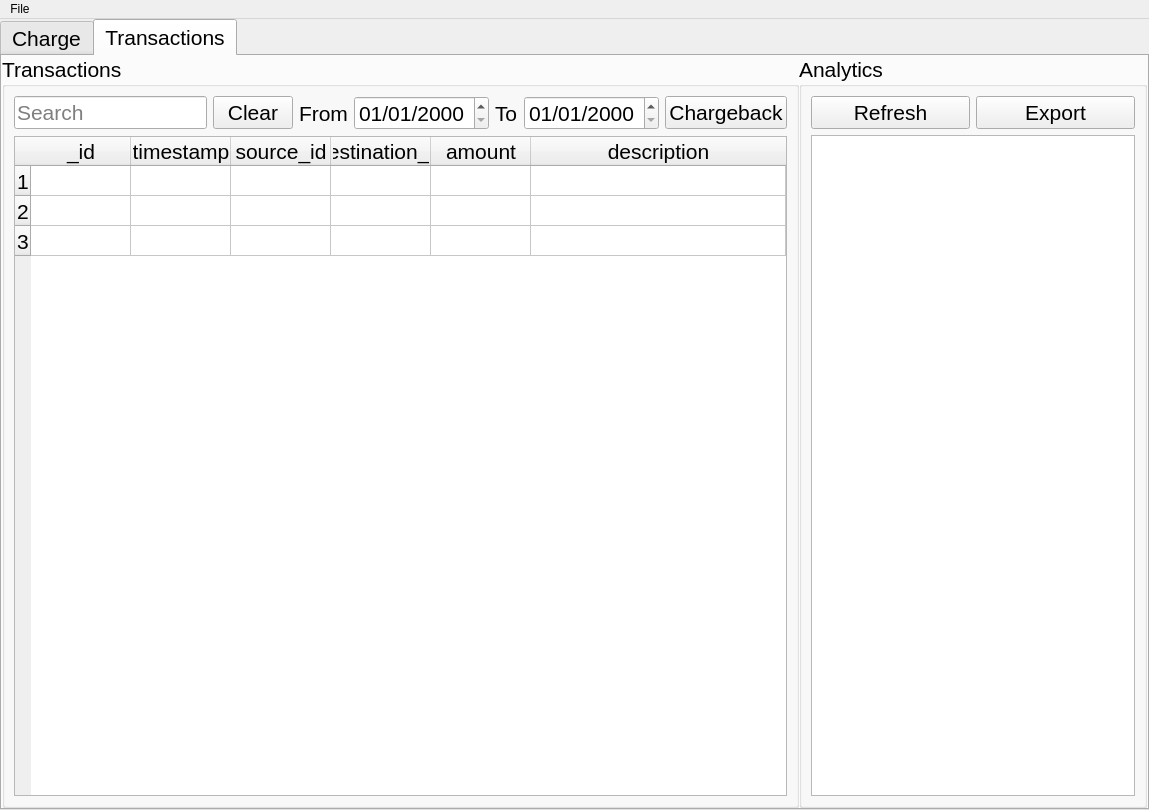
Old version of the form src/windows/ui/ProjectMainWindow.ui in the repository 1icolo/AUPay.
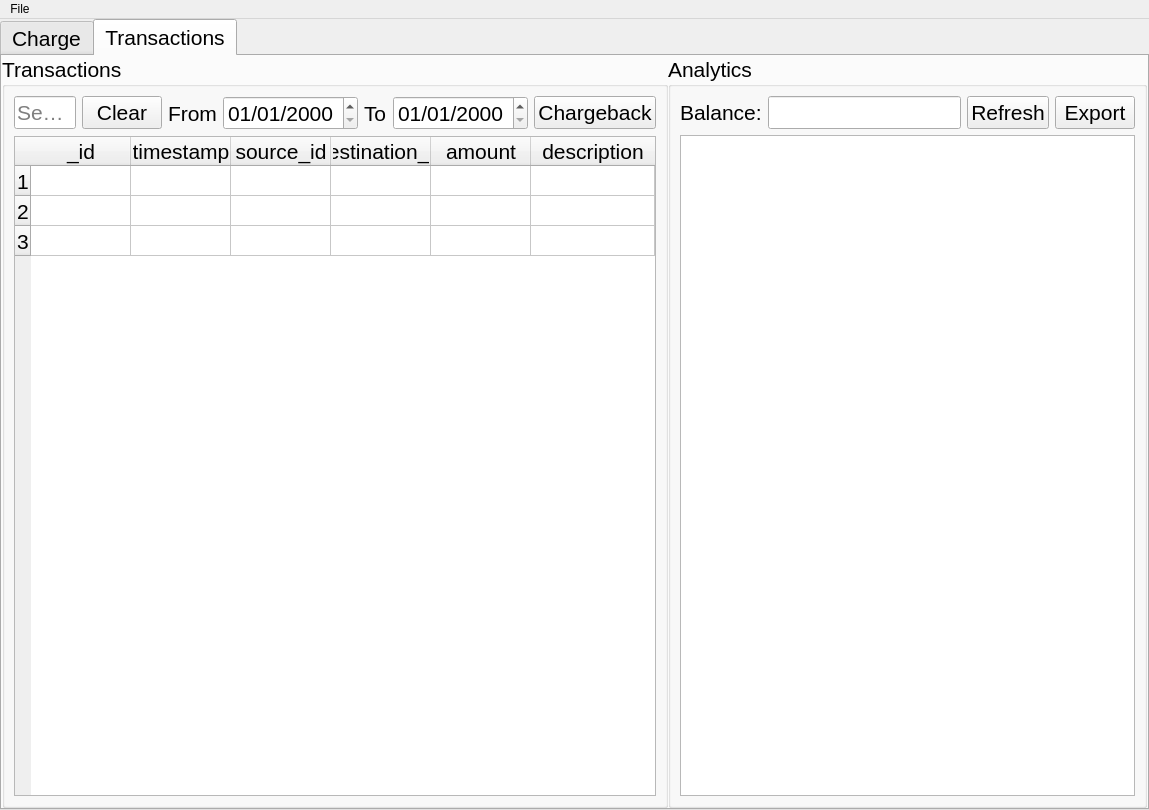
New version of the form. The open tabs and pages were chosen to show the change. Icons and pictures are not drawn.

Commit message: readded balance for teller and business, and replaced label of total circulating and total users in admin

What changed in the file:
```diff
--- a/src/windows/ui/ProjectMainWindow.ui
+++ b/src/windows/ui/ProjectMainWindow.ui
@@ -1225,6 +1225,29 @@
               <layout class="QVBoxLayout" name="verticalLayout_2">
                <item>
                 <layout class="QHBoxLayout" name="horizontalLayout_7">
+                 <item>
+                  <widget class="QLabel" name="label_19">
+                   <property name="sizePolicy">
+                    <sizepolicy hsizetype="Fixed" vsizetype="Preferred">
+                     <horstretch>0</horstretch>
+                     <verstretch>0</verstretch>
+                    </sizepolicy>
+                   </property>
+                   <property name="text">
+                    <string>Balance:</string>
+                   </property>
+                  </widget>
+                 </item>
+                 <item>
+                  <widget class="QLineEdit" name="lineBalance_business">
+                   <property name="sizePolicy">
+                    <sizepolicy hsizetype="Fixed" vsizetype="Fixed">
+                     <horstretch>0</horstretch>
+                     <verstretch>0</verstretch>
+                    </sizepolicy>
+                   </property>
+                  </widget>
+                 </item>
                  <item>
                   <widget class="QPushButton" name="businessWindow_chart_refresh">
                    <property name="text">
```
Left out of the diff: 49 changed lines with no effect on the pictures. The commit also changes 1 other file.
